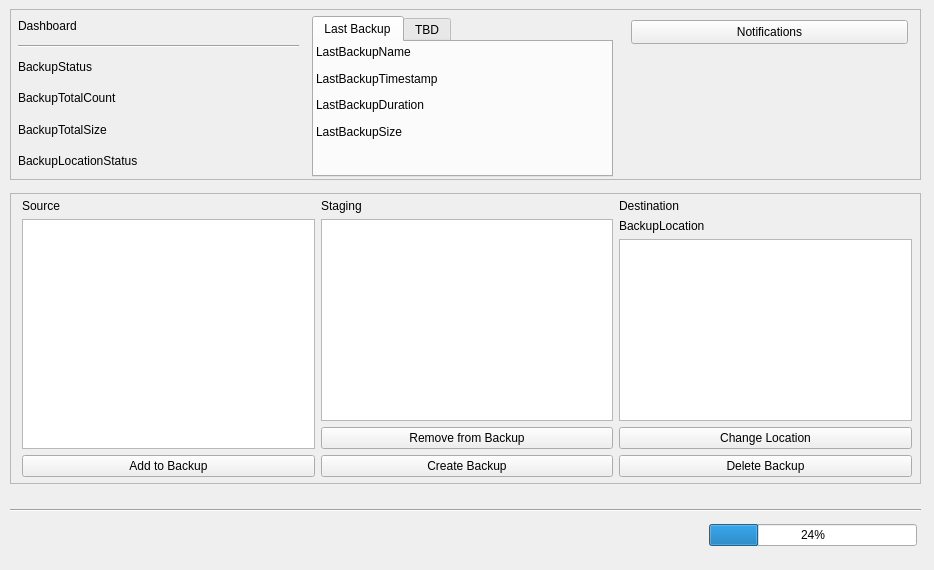
shawn-sss/backtrack, file ui/mainwindow/mainwindow.ui: the form before one commit.
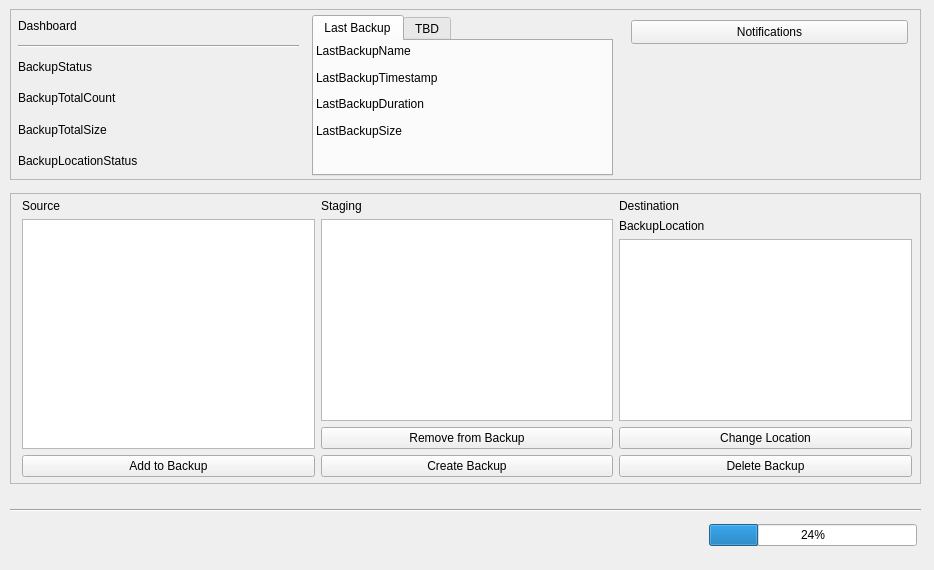
The form after the commit.

The edit to the form file:
```diff
--- a/ui/mainwindow/mainwindow.ui
+++ b/ui/mainwindow/mainwindow.ui
@@ -262,7 +262,7 @@
      <property name="geometry">
       <rect>
        <x>302</x>
-       <y>7</y>
+       <y>6</y>
        <width>301</width>
        <height>161</height>
       </rect>
```
